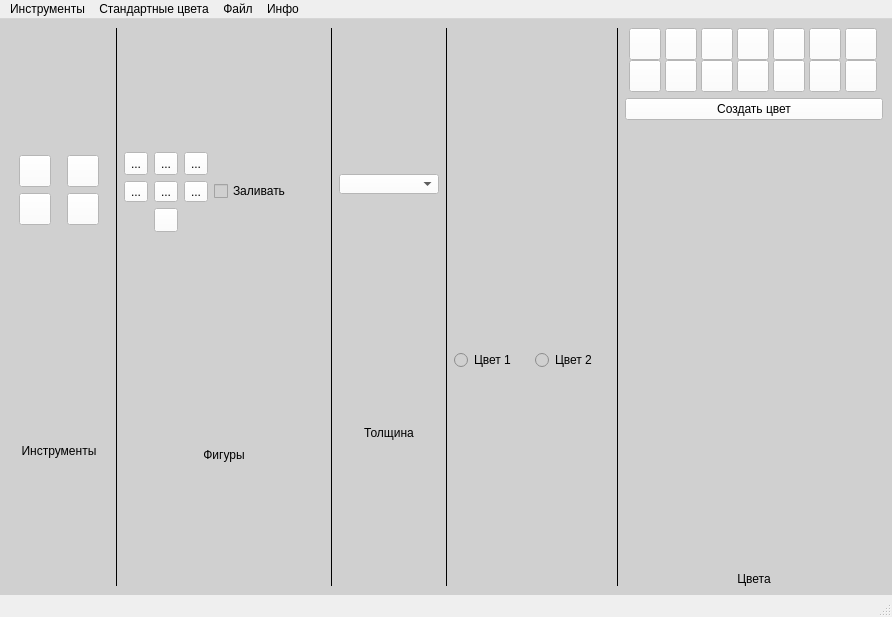
Before: the Qt Designer form window.ui in pashkev14/QtPaint, drawn with Qt 5.
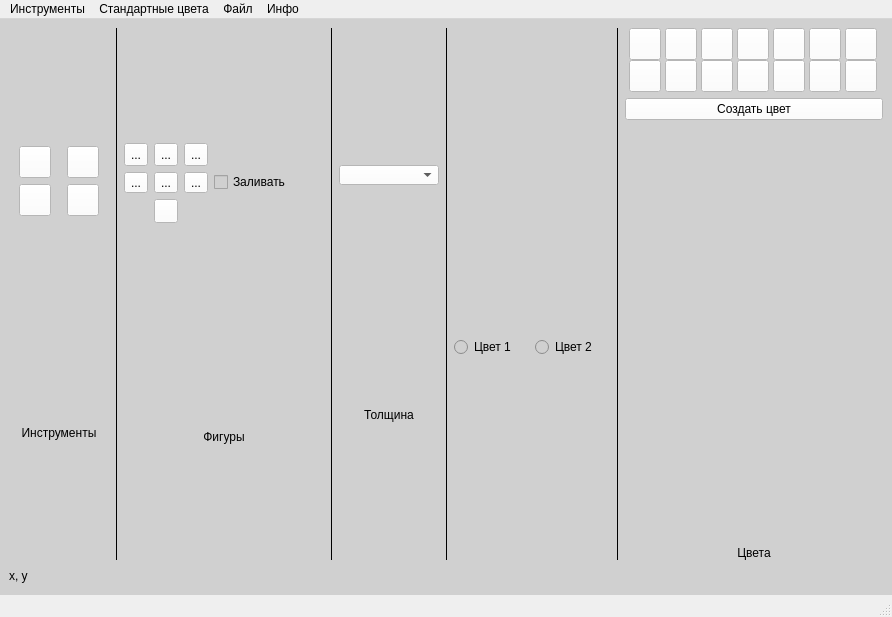
After: the same form once the commit is applied. Icons and pictures are not drawn.

What changed in the file:
```diff
--- a/window.ui
+++ b/window.ui
@@ -980,6 +980,25 @@
       </property>
      </layout>
     </item>
+    <item>
+     <widget class="QLabel" name="coords_label">
+      <property name="sizePolicy">
+       <sizepolicy hsizetype="Maximum" vsizetype="Maximum">
+        <horstretch>0</horstretch>
+        <verstretch>0</verstretch>
+       </sizepolicy>
+      </property>
+      <property name="maximumSize">
+       <size>
+        <width>50</width>
+        <height>20</height>
+       </size>
+      </property>
+      <property name="text">
+       <string>x, y</string>
+      </property>
+     </widget>
+    </item>
    </layout>
   </widget>
   <widget class="QStatusBar" name="statusbar"/>
```
